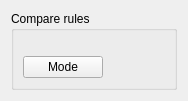
Qt form desktop_client/include/desktop_client/u_interfaces/CompareRulesWidget.ui (yurychu/media_decoding) before a commit.
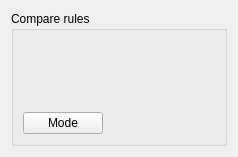
The same form after that commit.

Commit message: select files widget

```diff
--- a/desktop_client/include/desktop_client/u_interfaces/CompareRulesWidget.ui
+++ b/desktop_client/include/desktop_client/u_interfaces/CompareRulesWidget.ui
@@ -6,8 +6,8 @@
    <rect>
     <x>0</x>
     <y>0</y>
-    <width>188</width>
-    <height>101</height>
+    <width>238</width>
+    <height>157</height>
    </rect>
   </property>
   <property name="windowTitle">
```
The commit also changes 5 other files.
